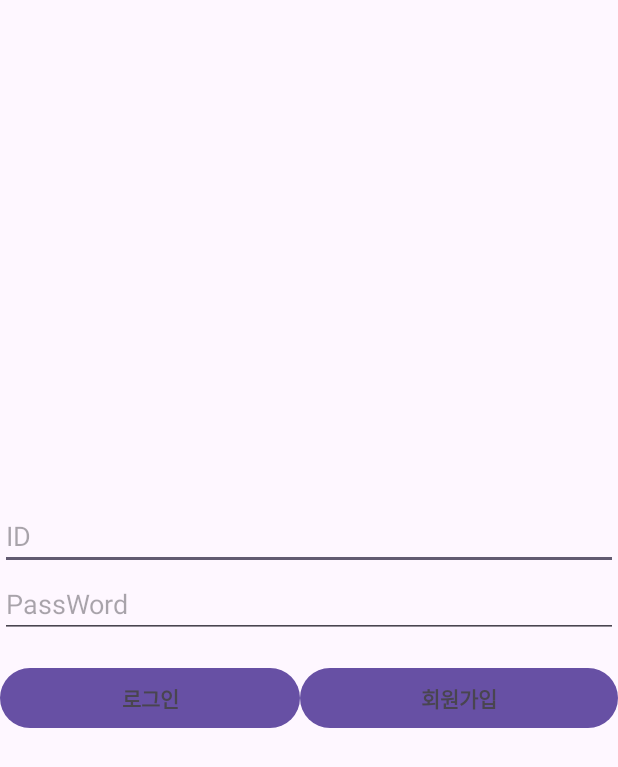
After one commit to imtaejugkim/PeopleHere, an Android app: the layout activity_sign_in.xml on its own in the app's theme, with its tools: preview values and no code run, on a phone screen of 412 x 824 dp. The commit adds this screen. Shown: the top 767 px of the screen. Run offline under Robolectric (Android 15) with nearby library versions, the phone set to English and light mode, and no system bars.

Commit message:
2024-02-02 commit_signIN

```diff
--- a/app/build.gradle.kts
+++ b/app/build.gradle.kts
@@ -81,6 +81,6 @@ dependencies {
 
     //retrofit
     implementation("com.squareup.retrofit2:retrofit:2.9.0")
-    implementation("com.squareup.retrofit2:converter-gson:2.9.0")
+    implementation ("com.squareup.retrofit2:converter-gson:2.9.0")//retrofit
 
 }
--- a/app/src/main/java/com/example/people_here/AddPicture/AddPictureAdapter.kt
+++ b/app/src/main/java/com/example/people_here/AddPicture/AddPictureAdapter.kt
@@ -82,7 +82,7 @@ class AddPictureAdapter(val picturelist: ArrayList<AddPictureData>,context: Cont
                         // 비동기로 데이터베이스에서 삭제
                         pictureDB!!.getPictureDao().deletePicture(picturelist.imageUrl)
 
-                        Log.d("list_check","1234")
+                        Log.d("qwer_deleteCheck","1234")
                     }
                     // UI 업데이트는 Main 문맥에서 실행
                 }
--- a/app/src/main/java/com/example/people_here/AddPicture/CustomAlbumActivity.kt
+++ b/app/src/main/java/com/example/people_here/AddPicture/CustomAlbumActivity.kt
@@ -47,7 +47,6 @@ CustomAlbumActivity : AppCompatActivity() {
             val intent = Intent(this, AddPictureActivity::class.java)
             for (i in 0 until customAlbumAdapter!!.uriList.size) {//null~5일듯
                 // 각 아이템에 대한 처리
-
                 val uri = customAlbumAdapter!!.uriList[i]
                 Log.d("qwer",uri)
                 intent.putExtra("uri_$i", uri)
--- a/app/src/main/java/com/example/people_here/AddPicture/PictureDB/PictureDB.kt
+++ b/app/src/main/java/com/example/people_here/AddPicture/PictureDB/PictureDB.kt
@@ -5,7 +5,7 @@ import androidx.room.Database
 import androidx.room.Room
 import androidx.room.RoomDatabase
 
-@Database(entities = [PictureEntity::class], version = 3)
+@Database(entities = [PictureEntity::class], version = 4)
 
 //singletone
 abstract class PictureDB : RoomDatabase() {
--- a/app/src/main/java/com/example/people_here/AddPicture/PictureDB/PictureDao.kt
+++ b/app/src/main/java/com/example/people_here/AddPicture/PictureDB/PictureDao.kt
@@ -11,7 +11,6 @@ import androidx.room.Update
 @Dao
 interface PictureDao {
     @Insert(onConflict = OnConflictStrategy.IGNORE)
-
     fun addPicture(picture:PictureEntity)
     @Update
     fun UpdatePicture(picture:PictureEntity)
--- a/app/src/main/java/com/example/people_here/Data/CoursePathData.kt
+++ b/app/src/main/java/com/example/people_here/Data/CoursePathData.kt
@@ -1,5 +1,5 @@
 package com.example.people_here.Data
 
 data class CoursePathData (
-
+    var name:String
 )
--- a/app/src/main/java/com/example/people_here/Data/CourseScheduleData.kt
+++ b/app/src/main/java/com/example/people_here/Data/CourseScheduleData.kt
@@ -1,5 +1,5 @@
 package com.example.people_here.Data
 
 data class CourseScheduleData (
-
+    var none:String
 )
--- a/app/src/main/java/com/example/people_here/TitleCategory/MakingTourFragment.kt
+++ b/app/src/main/java/com/example/people_here/TitleCategory/MakingTourFragment.kt
@@ -10,6 +10,8 @@ import androidx.fragment.app.Fragment
 import com.example.people_here.MakingTour.HelpDiaLog
 import com.example.people_here.R
 import com.example.people_here.CourseContents.CourseContentsActivity
+import com.example.people_here.Remote.SignInView
+import com.example.people_here.SignIn.SignInActivity
 import com.example.people_here.databinding.FragmentMakingTourBinding
 
 class MakingTourFragment : Fragment() {
@@ -25,6 +27,10 @@ class MakingTourFragment : Fragment() {
         //TODO: 눌렀을 때 색상 바뀌게(체크박스 사용하자)
         binding.cvFoodTour.setOnClickListener{
             val intent = Intent(requireActivity(), CourseContentsActivity::class.java)
+            startActivity(intent)
+        }
+        binding.btnNext.setOnClickListener {
+            val intent = Intent(requireActivity(), SignInActivity::class.java)
             startActivity(intent)
         }
         return binding.root
--- /dev/null
+++ b/app/src/main/res/layout/activity_sign_in.xml
@@ -0,0 +1,62 @@
+<?xml version="1.0" encoding="utf-8"?>
+<androidx.constraintlayout.widget.ConstraintLayout xmlns:android="http://schemas.android.com/apk/res/android"
+    xmlns:app="http://schemas.android.com/apk/res-auto"
+    xmlns:tools="http://schemas.android.com/tools"
+    android:layout_width="match_parent"
+    android:layout_height="match_parent"
+    tools:context=".SignIn.SignInActivity">
+    <LinearLayout
+        android:id="@+id/email_login_form"
+        android:layout_width="match_parent"
+        android:layout_height="match_parent"
+        android:gravity="center"
+        android:orientation="vertical">
+
+
+        <EditText
+            android:id="@+id/email"
+            android:layout_width="match_parent"
+            android:layout_height="wrap_content"
+            android:hint="ID"
+            android:inputType="textEmailAddress"
+            android:maxLines="1"
+            android:singleLine="true" />
+
+        <EditText
+            android:id="@+id/password"
+            android:layout_width="match_parent"
+            android:layout_height="wrap_content"
+            android:hint="PassWord"
+            android:imeActionId="6"
+            android:imeOptions="actionUnspecified"
+            android:inputType="textPassword"
+            android:maxLines="1"
+            android:singleLine="true" />
+
+        <LinearLayout
+            android:layout_width="match_parent"
+            android:layout_height="wrap_content"
+            android:orientation="horizontal">
+
+            <Button
+                android:id="@+id/email_sign_in_button"
+                style="?android:textAppearanceSmall"
+                android:layout_width="wrap_content"
+                android:layout_height="wrap_content"
+                android:layout_marginTop="16dp"
+                android:layout_weight="1"
+                android:text="로그인"
+                android:textStyle="bold" />
+
+            <Button
+                android:id="@+id/email_sign_up_button"
+                style="?android:textAppearanceSmall"
+                android:layout_width="wrap_content"
+                android:layout_height="wrap_content"
+                android:layout_marginTop="16dp"
+                android:layout_weight="1"
+                android:text="회원가입"
+                android:textStyle="bold" />
+        </LinearLayout>
+    </LinearLayout>
+</androidx.constraintlayout.widget.ConstraintLayout>
--- a/app/src/main/res/values/strings.xml
+++ b/app/src/main/res/values/strings.xml
@@ -184,7 +184,4 @@
     <string name="item_add_picture_string">\대표사진</string>
 
 
-
-
-
 </resources>
```
Also changed, not shown: app/src/main/AndroidManifest.xml (+8 -2 lines), app/src/main/java/com/example/people_here/AddPicture/AddPictureActivity.kt (+27 -4 lines), app/src/main/java/com/example/people_here/AddPicture/LocationChooseAdapter.kt (+8 -8 lines), app/src/main/java/com/example/people_here/Remote/AuthEntity.kt (+15 -0 lines), app/src/main/java/com/example/people_here/Remote/AuthService.kt (+37 -0 lines), app/src/main/java/com/example/people_here/Remote/BaseResponse.kt (added, +11 -0 lines), app/src/main/java/com/example/people_here/Remote/RetrofitInterface.kt (+8 -1 lines), app/src/main/java/com/example/people_here/Remote/SignInView.kt (added, +7 -0 lines), app/src/main/java/com/example/people_here/SignIn/SignInActivity.kt (added, +56 -0 lines).
